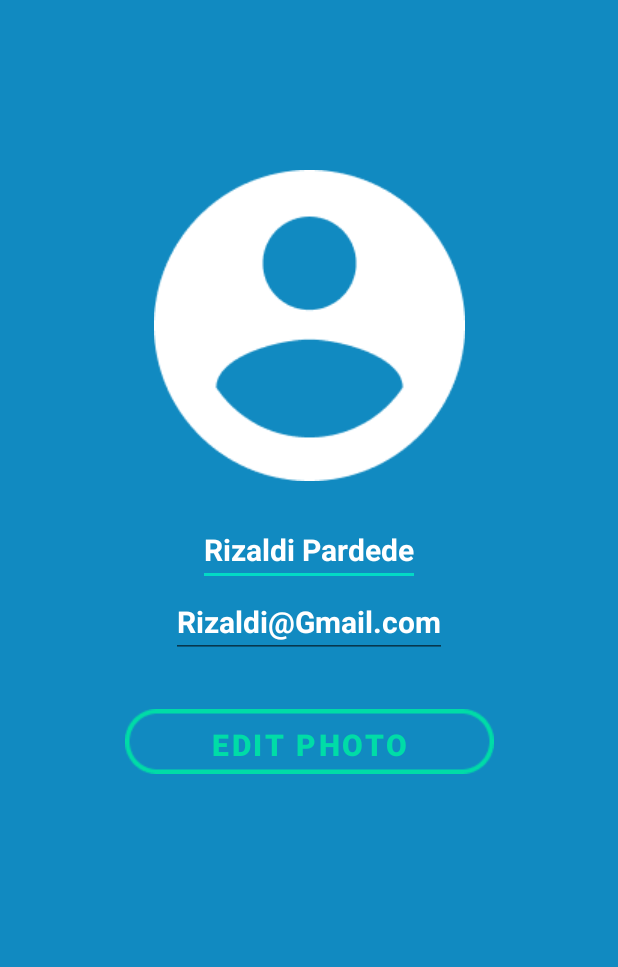
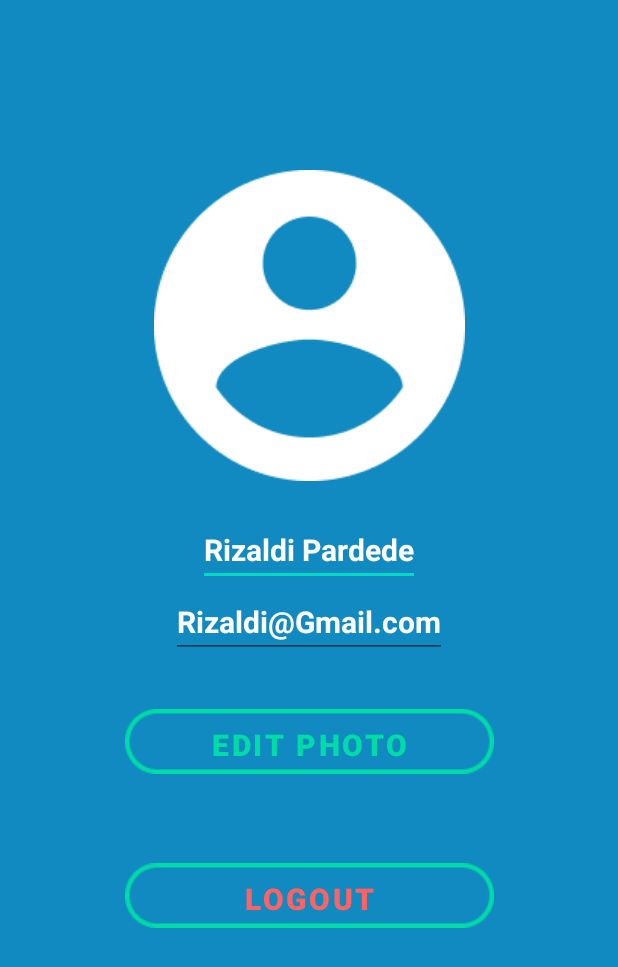
Before and after one commit to Bangkit-Academy-C23-PS353-Group/DiagnoseALLApp, an Android app built with Jetpack Compose: the Profile screen opened directly, with no data from a screen before it, on a phone screen of 412 x 824 dp. Shown: the top 967 px of the screen. Run offline under Robolectric (Android 15) with nearby library versions, the phone set to English and light mode, and no system bars.

Commit message:
commit to branch

```diff
--- a/app/src/main/AndroidManifest.xml
+++ b/app/src/main/AndroidManifest.xml
@@ -1,7 +1,8 @@
 <?xml version="1.0" encoding="utf-8"?>
 <manifest xmlns:android="http://schemas.android.com/apk/res/android"
     xmlns:tools="http://schemas.android.com/tools">
-
+    <uses-permission android:name="android.permission.INTERNET" />
+    <uses-permission android:name="android.permission.ACCESS_NETWORK_STATE" />
     <application
         android:allowBackup="true"
         android:dataExtractionRules="@xml/data_extraction_rules"
--- /dev/null
+++ b/app/src/main/java/com/example/diagnosaallapps/DataStore/UserViewModel.kt
@@ -0,0 +1,5 @@
+package com.example.diagnosaallapps.DataStore
+
+data class UserViewModel(
+    val token: String
+)
--- /dev/null
+++ b/app/src/main/java/com/example/diagnosaallapps/DataStore/ViewModelFactory.kt
@@ -0,0 +1,16 @@
+package com.example.diagnosaallapps.DataStore
+
+import androidx.lifecycle.ViewModel
+import androidx.lifecycle.ViewModelProvider
+
+class ViewModelFactory (private val pref: UserPreferences) : ViewModelProvider.NewInstanceFactory(){
+    @Suppress("UNCHECKED_CAST")
+    override fun <T : ViewModel> create(modelClass: Class<T>): T {
+        if (modelClass.isAssignableFrom(MainViewModel::class.java)) {
+            return MainViewModel(pref) as T
+        }
+
+
+        throw IllegalArgumentException("Unknown ViewModel class: " + modelClass.name)
+    }
+}
--- a/app/src/main/java/com/example/diagnosaallapps/HomeActivity.kt
+++ b/app/src/main/java/com/example/diagnosaallapps/HomeActivity.kt
@@ -20,6 +20,9 @@ import androidx.compose.ui.unit.dp
 import androidx.compose.ui.unit.sp
 import com.example.diagnosaallapps.ui.theme.DiagnosaALLappsTheme
 class HomeActivity : ComponentActivity() {
+    //disini buat logic ambil data api
+    //val username = getapi
+
     override fun onCreate(savedInstanceState: Bundle?) {
         super.onCreate(savedInstanceState)
         setContent {
--- a/app/src/main/java/com/example/diagnosaallapps/Profile.kt
+++ b/app/src/main/java/com/example/diagnosaallapps/Profile.kt
@@ -1,11 +1,36 @@
 package com.example.diagnosaallapps
 
+import android.content.Context
+import android.content.Intent
 import androidx.appcompat.app.AppCompatActivity
 import android.os.Bundle
-
+import androidx.datastore.core.DataStore
+import androidx.datastore.preferences.core.Preferences
+import androidx.datastore.preferences.preferencesDataStore
+import androidx.lifecycle.ViewModelProvider
+import com.example.diagnosaallapps.DataStore.MainViewModel
+import com.example.diagnosaallapps.DataStore.UserPreferences
+import com.example.diagnosaallapps.DataStore.ViewModelFactory
+import com.example.diagnosaallapps.databinding.ActivityMainBinding
+import com.example.diagnosaallapps.databinding.ActivityProfileBinding
+private val Context.dataStore: DataStore<Preferences> by preferencesDataStore(name = "user")
 class Profile : AppCompatActivity() {
+    private lateinit var binding : ActivityProfileBinding
+    private lateinit var mainViewModel: MainViewModel
     override fun onCreate(savedInstanceState: Bundle?) {
         super.onCreate(savedInstanceState)
-        setContentView(R.layout.activity_profile)
+        binding = ActivityProfileBinding.inflate(layoutInflater)
+        setContentView(binding.root)
+        mainViewModel = ViewModelProvider(
+            this,
+            ViewModelFactory(UserPreferences.getInstance(dataStore))
+        )[MainViewModel::class.java]
+
+
+        binding.btnlogout.setOnClickListener{
+            mainViewModel.logout()
+            val intent = Intent(this,MainActivity::class.java)
+            startActivity(intent)
+        }
     }
 }
--- a/app/src/main/res/layout/activity_login.xml
+++ b/app/src/main/res/layout/activity_login.xml
@@ -134,6 +134,7 @@
         app:layout_constraintVertical_bias="0.655" />
 
     <TextView
+        android:id="@+id/tv_register"
         android:layout_width="wrap_content"
         android:layout_height="wrap_content"
         android:text="@string/register"
--- a/app/src/main/res/layout/activity_main.xml
+++ b/app/src/main/res/layout/activity_main.xml
@@ -9,7 +9,8 @@
     <TextView
         android:layout_width="wrap_content"
         android:layout_height="wrap_content"
-        android:text="Hello Rizalzaldi"
+        android:text="ALL APPS"
+        android:textSize="50sp"
         app:layout_constraintBottom_toBottomOf="parent"
         app:layout_constraintEnd_toEndOf="parent"
         app:layout_constraintStart_toStartOf="parent"
--- a/app/src/main/res/layout/activity_profile.xml
+++ b/app/src/main/res/layout/activity_profile.xml
@@ -55,4 +55,22 @@
         android:textColor="@color/purple_500"
         android:textSize="20sp"
         android:textStyle="bold"/>
+
+    <Button
+        android:id="@+id/btnlogout"
+        android:layout_width="246dp"
+        android:layout_height="43dp"
+        android:layout_marginTop="44dp"
+        android:background="@drawable/btnedituserprofile"
+        android:text="Logout"
+        android:textColor="@color/red"
+        android:textSize="20sp"
+        android:textStyle="bold"
+        app:layout_constraintBottom_toBottomOf="parent"
+        app:layout_constraintEnd_toEndOf="@+id/btnEditUserProfile"
+        app:layout_constraintHorizontal_bias="0.0"
+        app:layout_constraintStart_toStartOf="@+id/btnEditUserProfile"
+        app:layout_constraintTop_toBottomOf="@+id/btnEditUserProfile"
+        app:layout_constraintVertical_bias="0.069" />
+
 </androidx.constraintlayout.widget.ConstraintLayout>
--- a/app/src/main/res/layout/activity_register.xml
+++ b/app/src/main/res/layout/activity_register.xml
@@ -143,7 +143,7 @@
         android:layout_height="wrap_content"
         android:background="@drawable/inputobeject"
         android:hint="Masukkan Username"
-        android:inputType="textPassword"
+        android:inputType="text"
         android:padding="5dp"
         android:paddingStart="10dp"
         android:textSize="14sp"
--- a/app/src/main/res/values/colors.xml
+++ b/app/src/main/res/values/colors.xml
@@ -8,4 +8,5 @@
     <color name="black">#FF000000</color>
     <color name="white">#FFFFFFFF</color>
     <color name="blue_profile">#118AC1</color>
+    <color name="red">#FF6262</color>
 </resources>
```
Also changed, not shown: app/build.gradle (+14 -0 lines), app/src/main/java/com/example/diagnosaallapps/Api/ApiConfig.kt (added, +22 -0 lines), app/src/main/java/com/example/diagnosaallapps/Api/ApiService.kt (added, +27 -0 lines), app/src/main/java/com/example/diagnosaallapps/DataStore/MainViewModel.kt (added, +23 -0 lines), app/src/main/java/com/example/diagnosaallapps/DataStore/UserPreferences.kt (added, +47 -0 lines), app/src/main/java/com/example/diagnosaallapps/Login.kt (+67 -2 lines), app/src/main/java/com/example/diagnosaallapps/MainActivity.kt (+30 -2 lines), app/src/main/java/com/example/diagnosaallapps/Register.kt (+45 -1 lines), app/src/main/java/com/example/diagnosaallapps/Response/ResponseLogin.kt (added, +12 -0 lines), app/src/main/java/com/example/diagnosaallapps/Response/ResponseRegister.kt (added, +21 -0 lines), 505 other files.
